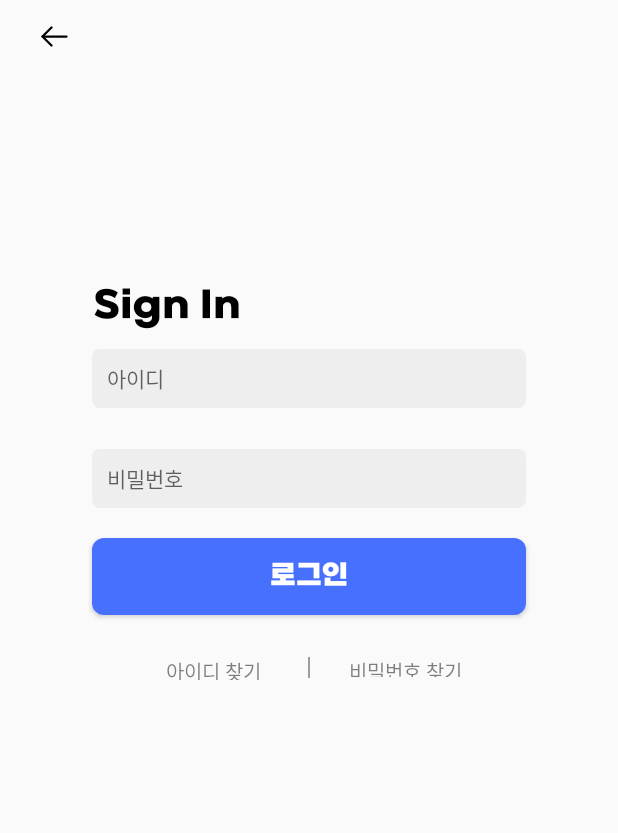
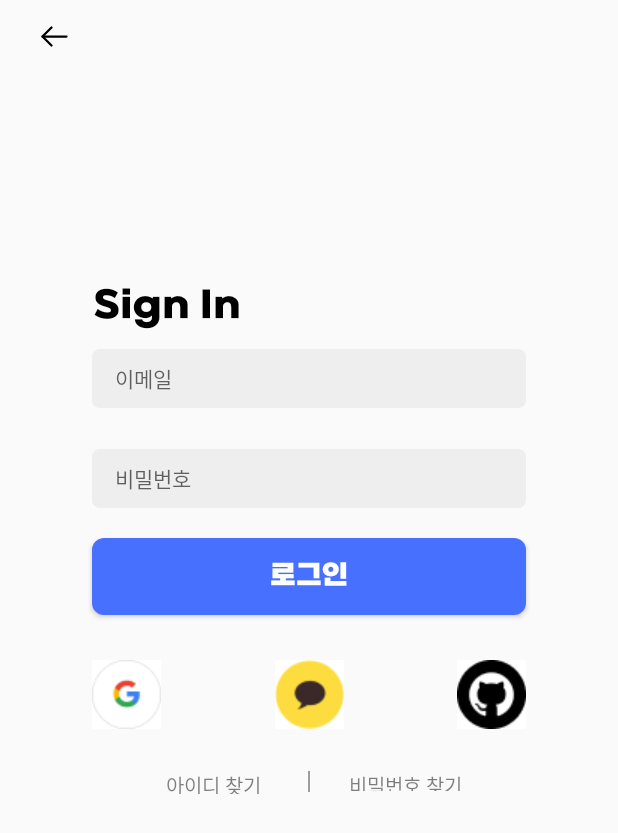
Before and after one commit to TUK-4-Idiots/siheung-security, an Android app built with Jetpack Compose: the LoginActivity screen opened directly, with no data from a screen before it, on a phone screen of 412 x 824 dp. Shown: the top 833 px of the screen. Run offline under Robolectric (Android 15) with nearby library versions, the phone set to English and light mode, and no system bars.

Commit message:
feat: 로그인 및 회원가입 기능 추가

```diff
--- a/app/src/main/java/com/siheung/siheung_security/LoginActivity.kt
+++ b/app/src/main/java/com/siheung/siheung_security/LoginActivity.kt
@@ -2,17 +2,24 @@ package com.siheung.siheung_security
 
 import android.content.Intent
 import android.os.Bundle
+import android.text.Editable
+import android.widget.Toast
 import androidx.appcompat.app.AppCompatActivity
+import androidx.fragment.app.commit
 import com.siheung.siheung_security.databinding.ActivityLoginBinding
-import com.siheung.siheung_security.databinding.ActivitySignUpCompleteBinding
+import com.siheung.siheung_security.fragments.FragmentButton
+import com.siheung.siheung_security.fragments.FragmentGoogleLogin
 
 private lateinit var binding : ActivityLoginBinding
 
 
 class LoginActivity: AppCompatActivity() {
+
     override fun onCreate(savedInstanceState: Bundle?) {
         super.onCreate(savedInstanceState)
-        setContentView(R.layout.activity_login)
+
+        val dbHelper = DBHelper(this, "siheung-security", null, 1)
+        var database = dbHelper.readableDatabase
 
         binding = ActivityLoginBinding.inflate(layoutInflater)
         setContentView(binding.root)
@@ -42,5 +49,31 @@ class LoginActivity: AppCompatActivity() {
             startActivity(intent)
             finish()
         }
+
+        binding.loginButton2.setOnClickListener {
+            var inputId = binding.editLogin1.text
+            var inputPasswd = binding.editLogin2.text
+
+            if (dbHelper.login(database, inputId.toString(), inputPasswd.toString())) {
+                Toast.makeText(this, "로그인 성공!", Toast.LENGTH_SHORT).show()
+                val intent = Intent(this, SignUpCompleteActivity::class.java)
+                startActivity(intent)
+                finish()
+            }
+            else {
+                Toast.makeText(this, "아이디 또는 비밀번호를 확인해주세요.", Toast.LENGTH_SHORT).show()
+                binding.editLogin1.text = null
+                binding.editLogin2.text = null
+            }
+        }
+
+        if(savedInstanceState == null) {
+            supportFragmentManager.commit {
+                setReorderingAllowed(true)
+                add(R.id.googleLogin, FragmentGoogleLogin())
+            }
+        }
     }
+
+
 }
--- /dev/null
+++ b/app/src/main/java/com/siheung/siheung_security/fragments/FragmentGoogleLogin.kt
@@ -0,0 +1,73 @@
+package com.siheung.siheung_security.fragments
+
+import android.content.Intent
+import android.os.Bundle
+import android.util.Log
+import android.view.LayoutInflater
+import android.view.View
+import android.view.ViewGroup
+import androidx.activity.result.contract.ActivityResultContracts
+import androidx.fragment.app.Fragment
+import com.google.android.gms.auth.api.signin.GoogleSignIn
+import com.google.android.gms.auth.api.signin.GoogleSignInClient
+import com.google.android.gms.auth.api.signin.GoogleSignInOptions
+import com.google.android.gms.common.api.ApiException
+import com.siheung.siheung_security.LoginActivity
+import com.siheung.siheung_security.databinding.FragmentGoogleLoginBinding
+
+class FragmentGoogleLogin: Fragment() {
+    private lateinit var binding: FragmentGoogleLoginBinding
+    private val googleSignInClient: GoogleSignInClient by lazy { getGoogleClient() }
+    private val googleAuthLauncher = registerForActivityResult(ActivityResultContracts.StartActivityForResult()) { result ->
+        val task = GoogleSignIn.getSignedInAccountFromIntent(result.data)
+
+        try {
+            val account = task.getResult(ApiException::class.java)
+
+            val userName = account.givenName
+            val email = account.email
+
+
+            moveSignUpActivity()
+        } catch (e: ApiException) {
+            Log.e(FragmentGoogleLogin::class.java.simpleName, e.stackTraceToString())
+        }
+    }
+
+    override fun onCreateView(
+        inflater: LayoutInflater, container: ViewGroup?,
+        savedInstanceState: Bundle?
+    ): View {
+        binding = FragmentGoogleLoginBinding.inflate(layoutInflater, container, false)
+        addListener()
+        return binding.root
+    }
+
+    private fun addListener() {
+        binding.googleLogin.setOnClickListener {
+            requestGoogleLogin()
+        }
+    }
+
+    private fun requestGoogleLogin() {
+        googleSignInClient.signOut()
+        val signInIntent = googleSignInClient.signInIntent
+        googleAuthLauncher.launch(signInIntent)
+    }
+
+    private fun getGoogleClient(): GoogleSignInClient {
+        val googleSignInOption = GoogleSignInOptions.Builder(GoogleSignInOptions.DEFAULT_SIGN_IN)
+            .requestServerAuthCode("867671642523-3fhv6o8mt40gug95jcp5q65ieekcpr89.apps.googleusercontent.com")
+            .requestEmail()
+            .build()
+
+        return GoogleSignIn.getClient(requireActivity(), googleSignInOption)
+    }
+
+    private fun moveSignUpActivity() {
+        requireActivity().run {
+            startActivity(Intent(requireContext(), LoginActivity::class.java))
+            finish()
+        }
+    }
+}
--- a/app/src/main/res/layout/activity_login.xml
+++ b/app/src/main/res/layout/activity_login.xml
@@ -26,35 +26,37 @@
         app:layout_constraintLeft_toLeftOf="parent"
         app:layout_constraintRight_toRightOf="parent"
         android:layout_marginRight="225dp"
-        ></TextView>
+        />
     <EditText
         android:id="@+id/edit_login1"
         android:layout_width="289dp"
         android:layout_height="39dp"
         android:background="@drawable/button_login"
-        android:hint="   아이디"
+        android:hint="이메일"
         android:textSize="14dp"
-        android:textColor="#4D000000"
+        android:textColor="#000000"
         android:fontFamily="@font/onemobiletitle"
+        android:paddingStart="15dp"
         app:layout_constraintTop_toBottomOf="@+id/LoginText"
         app:layout_constraintLeft_toLeftOf="parent"
         android:layout_marginTop="13dp"
         app:layout_constraintRight_toRightOf="parent"
-        ></EditText>
+        />
     <EditText
         android:id="@+id/edit_login2"
         android:layout_width="289dp"
         android:layout_height="39dp"
         android:background="@drawable/button_login"
-        android:hint="   비밀번호"
+        android:hint="비밀번호"
         android:textSize="14dp"
-        android:textColor="#4D000000"
+        android:textColor="#000000"
         android:fontFamily="@font/onemobiletitle"
+        android:paddingStart="15dp"
         app:layout_constraintTop_toBottomOf="@+id/edit_login1"
         app:layout_constraintLeft_toLeftOf="parent"
         android:layout_marginTop="27dp"
         app:layout_constraintRight_toRightOf="parent"
-        ></EditText>
+        />
     <Button
         android:id="@+id/loginButton2"
         android:layout_width="289dp"
@@ -69,14 +71,40 @@
         app:layout_constraintLeft_toLeftOf="parent"
         android:layout_marginLeft="36dp"
         app:layout_constraintRight_toRightOf="parent"
-        android:layout_marginRight="36dp"></Button>
+        android:layout_marginRight="36dp"/>
+    <androidx.fragment.app.FragmentContainerView
+        android:id="@+id/googleLogin"
+        android:layout_width="46dp"
+        android:layout_height="46dp"
+        android:layout_marginTop="30dp"
+        app:layout_constraintLeft_toLeftOf="@+id/loginButton2"
+        app:layout_constraintTop_toBottomOf="@+id/loginButton2" />
+    <ImageView
+        android:id="@+id/kakaoLogin"
+        android:layout_width="wrap_content"
+        android:layout_height="wrap_content"
+        android:src="@drawable/kakao_login"
+        app:layout_constraintTop_toBottomOf="@id/loginButton2"
+        app:layout_constraintLeft_toLeftOf="@id/googleLogin"
+        app:layout_constraintRight_toRightOf="@id/githubLogin"
+        android:layout_marginTop="30dp"
+        />
+    <ImageView
+        android:id="@+id/githubLogin"
+        android:layout_width="wrap_content"
+        android:layout_height="wrap_content"
+        android:src="@drawable/github_login"
+        app:layout_constraintTop_toBottomOf="@id/loginButton2"
+        app:layout_constraintRight_toRightOf="@id/loginButton2"
+        android:layout_marginTop="30dp"
+        />
     <Button
         android:id="@+id/lost_Id"
         android:layout_width="68dp"
         android:layout_height="16dp"
         android:text="아이디 찾기"
         android:fontFamily="@font/onemobiletitle"
-        app:layout_constraintTop_toBottomOf="@+id/loginButton2"
+        app:layout_constraintTop_toBottomOf="@+id/kakaoLogin"
         android:textColor="#80000000"
         app:layout_constraintLeft_toLeftOf="parent"
         android:layout_marginLeft="83dp"
@@ -84,7 +112,7 @@
         android:layout_marginTop="27dp"
         android:textSize="13dp"
         app:layout_constraintRight_toRightOf="parent"
-        android:layout_marginRight="211dp"></Button>
+        android:layout_marginRight="211dp"/>
     <ImageView
         android:layout_width="wrap_content"
         android:layout_height="wrap_content"
@@ -92,16 +120,15 @@
         app:layout_constraintLeft_toLeftOf="parent"
         app:layout_constraintRight_toRightOf="parent"
         android:layout_marginTop="28dp"
-        app:layout_constraintTop_toBottomOf="@+id/loginButton2"
-        >
-    </ImageView>
+        app:layout_constraintTop_toBottomOf="@+id/kakaoLogin"
+      />
     <Button
         android:id="@+id/lost_Password"
         android:layout_width="78dp"
         android:layout_height="14dp"
         android:text="비밀번호 찾기"
         android:fontFamily="@font/onemobiletitle"
-        app:layout_constraintTop_toBottomOf="@+id/loginButton2"
+        app:layout_constraintTop_toBottomOf="@+id/kakaoLogin"
         android:background="#00ff0000"
         android:textColor="#80000000"
         android:layout_marginTop="27dp"
@@ -110,7 +137,7 @@
         android:layout_marginRight="77dp"
         app:layout_constraintLeft_toLeftOf="parent"
         android:layout_marginLeft="205dp"
-        ></Button>
+        />
 
 
 </androidx.constraintlayout.widget.ConstraintLayout>
--- /dev/null
+++ b/app/src/main/res/layout/fragment_google_login.xml
@@ -0,0 +1,19 @@
+<?xml version="1.0" encoding="utf-8"?>
+<androidx.constraintlayout.widget.ConstraintLayout xmlns:android="http://schemas.android.com/apk/res/android"
+    xmlns:app="http://schemas.android.com/apk/res-auto"
+    xmlns:tools="http://schemas.android.com/tools"
+    android:layout_width="match_parent"
+    android:layout_height="match_parent"
+    tools:context=".fragments.FragmentGoogleLogin"
+    >
+    <ImageView
+        android:id="@+id/googleLogin"
+        android:layout_width="wrap_content"
+        android:layout_height="wrap_content"
+        android:src="@drawable/google_login"
+        app:layout_constraintTop_toTopOf="parent"
+        app:layout_constraintLeft_toLeftOf="parent"
+        app:layout_constraintRight_toRightOf="parent"
+        app:layout_constraintBottom_toBottomOf="parent"
+        />
+</androidx.constraintlayout.widget.ConstraintLayout>
```
Also changed, not shown: app/build.gradle.kts (+7 -1 lines), app/src/main/java/com/siheung/siheung_security/DBHelper.kt (added, +62 -0 lines), app/src/main/java/com/siheung/siheung_security/SignUpActivity.kt (+22 -1 lines), app/src/main/java/com/siheung/siheung_security/SignUpViewModel.kt (+18 -8 lines), app/src/main/java/com/siheung/siheung_security/TermsOfUseActivity.kt (+9 -3 lines), app/src/main/java/com/siheung/siheung_security/fragments/FragmentButton.kt (+5 -2 lines), app/src/main/res/drawable/github_login.jpg (added), app/src/main/res/drawable/google_login.jpg (added), app/src/main/res/drawable/kakao_login.jpg (added), 1 other file.
